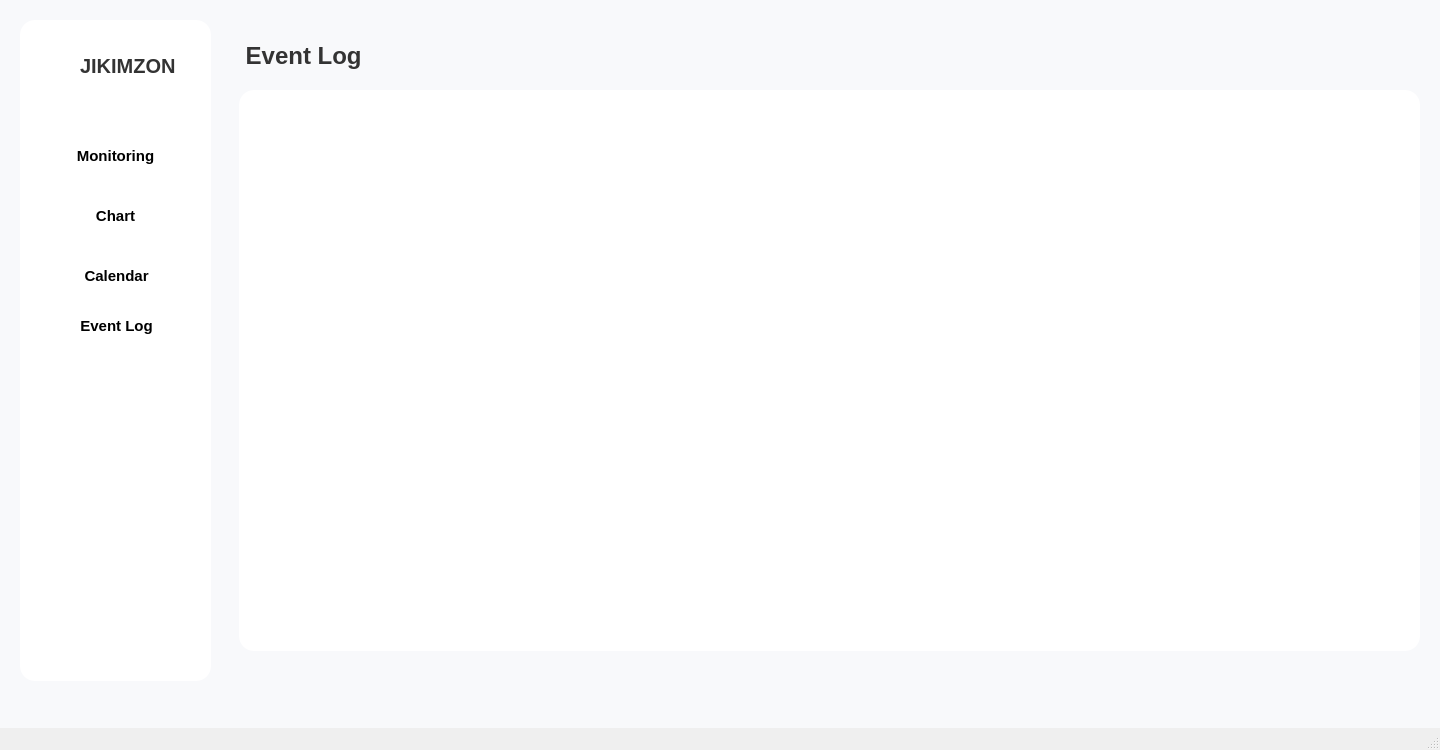
Qt form test_gui/mainwindow.ui (VEDA-tmpa/JIKIMZON_Qt) before a commit.
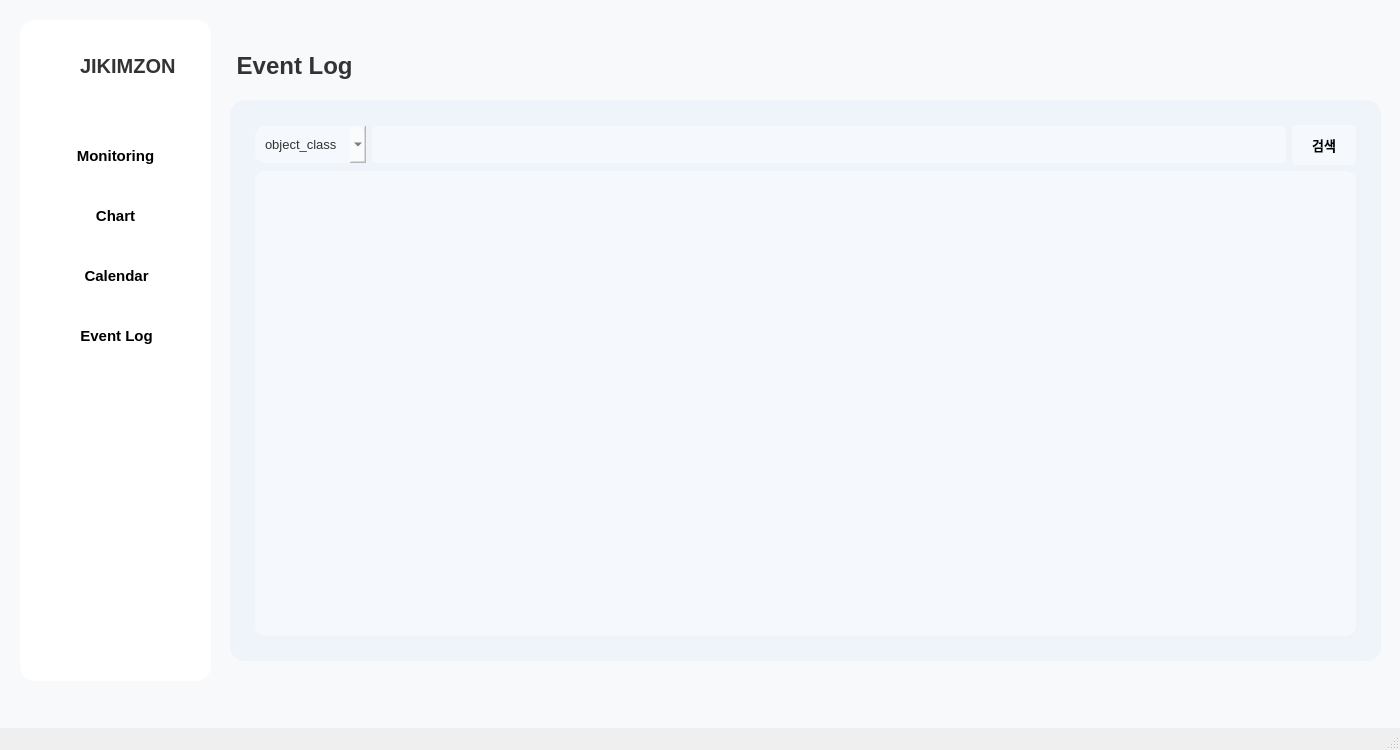
The same form after that commit. The open tabs and pages were chosen to show the change. Icons and pictures are not drawn.

Patch:
```diff
--- a/test_gui/mainwindow.ui
+++ b/test_gui/mainwindow.ui
@@ -6,7 +6,7 @@
    <rect>
     <x>0</x>
     <y>0</y>
-    <width>1440</width>
+    <width>1400</width>
     <height>750</height>
    </rect>
   </property>
@@ -18,13 +18,13 @@
   </property>
   <property name="minimumSize">
    <size>
-    <width>1440</width>
+    <width>1400</width>
     <height>750</height>
    </size>
   </property>
   <property name="maximumSize">
    <size>
-    <width>1440</width>
+    <width>1400</width>
     <height>750</height>
    </size>
   </property>
@@ -172,7 +172,7 @@
      <property name="geometry">
       <rect>
        <x>9</x>
-       <y>290</y>
+       <y>300</y>
        <width>171</width>
        <height>32</height>
       </rect>
@@ -253,8 +253,8 @@
    <widget class="QStackedWidget" name="stackedWidget">
     <property name="geometry">
      <rect>
-      <x>229</x>
-      <y>10</y>
+      <x>220</x>
+      <y>20</y>
       <width>1201</width>
       <height>681</height>
      </rect>
@@ -345,16 +345,225 @@
        <rect>
         <x>10</x>
         <y>80</y>
-        <width>1181</width>
+        <width>1151</width>
         <height>561</height>
        </rect>
       </property>
       <property name="styleSheet">
-       <string notr="true">background-color: white;
+       <string notr="true">QWidget{
+background-color: rgb(255, 255, 255);
 border-radius: 15px;
+}
 
 </string>
       </property>
+      <layout class="QGridLayout" name="gridLayout_2">
+       <item row="0" column="0">
+        <widget class="QFrame" name="frame">
+         <property name="styleSheet">
+          <string notr="true">    background-color:  rgba(170, 201, 227, 50);
+    border-radius: 15px;        /* 모서리 둥글게 */
+    padding: 16px;              /* 내부 여백 */</string>
+         </property>
+         <property name="frameShape">
+          <enum>QFrame::StyledPanel</enum>
+         </property>
+         <property name="frameShadow">
+          <enum>QFrame::Raised</enum>
+         </property>
+         <layout class="QGridLayout" name="gridLayout">
+          <item row="0" column="1">
+           <widget class="QLineEdit" name="eventlineEdit">
+            <property name="styleSheet">
+             <string notr="true">/* QLineEdit 기본 스타일 */
+QLineEdit {
+    background-color: rgba(255, 255, 255, 100);  /* 배경 색상 */
+    border-radius: 5px;         /* 모서리 둥글게 */
+    padding: 10px;               /* 내부 여백 */
+    font-size: 13px;            /* 텍스트 크기 */
+    color: #333333;             /* 텍스트 색상 */
+}
+
+/* QLineEdit 포커스 시 스타일 (기본 상태로 둡니다) */
+QLineEdit:focus {
+background-color:  rgba(170, 201, 227, 50);
+}
+</string>
+            </property>
+           </widget>
+          </item>
+          <item row="0" column="0">
+           <widget class="QComboBox" name="eventcomboBox">
+            <property name="styleSheet">
+             <string notr="true">/* QComboBox 기본 스타일 */
+QComboBox {
+    background-color: rgba(255, 255, 255, 100);  
+    border-radius: 10px;         /* 모서리 둥글게 */
+    padding: 10px;              /* 내부 여백 */
+    font-size: 13px;            /* 텍스트 크기 */
+    color: #333333;             /* 텍스트 색상 */
+}
+
+/* QComboBox 항목 호버 시 색상 */
+QComboBox::hover {
+      background-color:  rgba(170, 201, 227, 50);
+}
+
+/* QComboBox 항목 선택 시 색상 */
+QComboBox::item:selected {
+    background-color:     background-color:  rgba(170, 201, 227, 100);
+    color: #436f90;             /* 선택된 항목 텍스트 색상 */
+}
+
+/* QComboBox 화살표 아이콘 투명하게 설정 */
+QComboBox::down-arrow {
+    width: 18px;                         /* 화살표 크기 조정 */
+    height: 18px;
+    background-color: rgba(0, 0, 0, 0);  /* 화살표 배경 투명 */
+}
+
+/* QComboBox 팝업 목록에 대한 스타일 (항목 선택 시 팝업 배경 색상) */
+QComboBox QAbstractItemView {
+    background-color: #FFFFFF;  /* 팝업 배경 색상 */
+    selection-background-color: #5C8DB1; /* 선택된 항목 배경 색상 */
+    selection-color: rgba(170, 201, 227, 50);
+    color: #333333;             /* 텍스트 색상 */
+}
+</string>
+            </property>
+            <item>
+             <property name="text">
+              <string>object_class</string>
+             </property>
+            </item>
+            <item>
+             <property name="text">
+              <string>frame_id</string>
+             </property>
+            </item>
+            <item>
+             <property name="text">
+              <string>timestamp</string>
+             </property>
+            </item>
+            <item>
+             <property name="text">
+              <string>x</string>
+             </property>
+            </item>
+            <item>
+             <property name="text">
+              <string>y</string>
+             </property>
+            </item>
+            <item>
+             <property name="text">
+              <string>width</string>
+             </property>
+            </item>
+            <item>
+             <property name="text">
+              <string>height</string>
+             </property>
+            </item>
+           </widget>
+          </item>
+          <item row="0" column="2">
+           <widget class="QPushButton" name="searchButton">
+            <property name="styleSheet">
+             <string notr="true">/* OK 버튼 스타일 */
+QPushButton{
+    background-color: rgba(255, 255, 255, 100);  /* 밝은 회색 */
+    color: rgb(0, 0, 0);             /* 글자색 검정 */
+    font-size: 13px;            /* 글자 크기 */
+    font-weight: bold;
+    border-radius: 5px;         /* 모서리를 살짝 둥글게 */
+    padding: 10px 20px;          /* 버튼 안쪽 여백 */
+}
+
+/* OK 버튼 hover 효과 */
+QPushButton:hover {
+    background-color:  rgba(170, 201, 227, 50);
+}</string>
+            </property>
+            <property name="text">
+             <string>검색</string>
+            </property>
+           </widget>
+          </item>
+          <item row="1" column="0" colspan="3">
+           <widget class="QTableView" name="tableView">
+            <property name="styleSheet">
+             <string notr="true">/* QTableView 기본 스타일 */
+QTableView {
+          background-color: rgba(255, 255, 255, 100);
+        border-radius: 10px;
+    gridline-color: #a8c5da;    /* 그리드라인 색상 */
+    color: #436f90;             /* 텍스트 색상 */
+}
+
+/* QTableView 아이템 스타일 */
+QTableView::item {
+    padding: 6px;               /* 항목의 여백 */
+    border: 1px solid transparent;  /* 항목의 기본 테두리 색상 */
+    color: #436f90;             /* 항목 텍스트 색상 */
+}
+
+QTableView::item:selected {
+   background-color:  rgba(170, 201, 227, 80);
+    color: #436f90;             /* 선택된 항목 텍스트 색상 */
+}
+
+QTableView::item:hover {
+    background-color:  rgba(170, 201, 227, 80);
+    color: #436f90;             /* 호버 시 항목 텍스트 색상 */
+}
+
+/* QTableView 수평 헤더 스타일 */
+QTableView::horizontalHeader {
+    background-color:  rgba(92, 141, 177, 100);
+    color: #000000;             /* 수평 헤더 텍스트 색상 */
+}
+
+/* 스크롤바 스타일 */
+QScrollBar:vertical {
+    border: none;
+    background: rgba(176, 227, 255, 100); /* 스크롤바 배경 */
+    width: 12px;                       /* 스크롤바 너비 */
+    margin: 0px;
+}
+
+QScrollBar::handle:vertical {
+    background-color: rgba(92, 141, 177, 80); /* 스크롤바 핸들 */
+    min-height: 20px;                        /* 핸들 최소 높이 */
+    border-radius: 6px;                      /* 모서리 둥글게 */
+}
+
+QScrollBar::add-line:vertical, 
+QScrollBar::sub-line:vertical {
+    height: 0px;
+    subcontrol-position: top;
+    subcontrol-origin: margin;
+}
+
+QScrollBar::up-arrow:vertical, 
+QScrollBar::down-arrow:vertical {
+    background: none;
+}
+
+QScrollBar::add-page:vertical, 
+QScrollBar::sub-page:vertical {
+    background: none;
+}
+
+</string>
+            </property>
+           </widget>
+          </item>
+         </layout>
+        </widget>
+       </item>
+      </layout>
      </widget>
      <widget class="QLabel" name="label_6">
       <property name="geometry">
```
Left out of the diff: 132 changed lines with no effect on the pictures.
